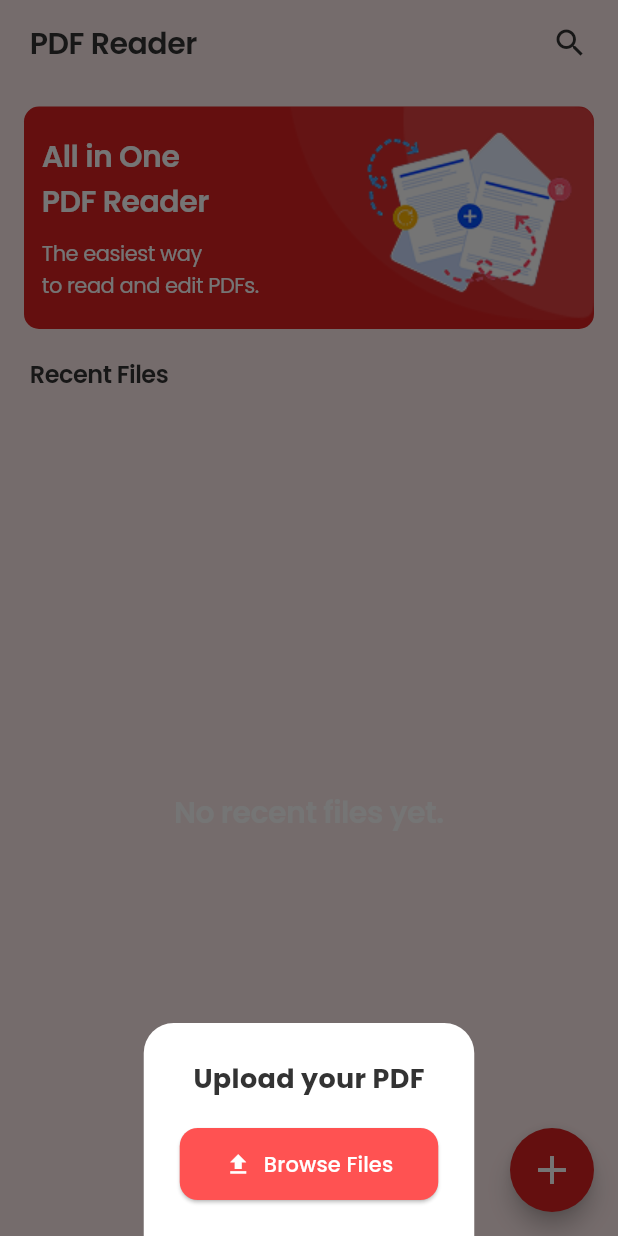
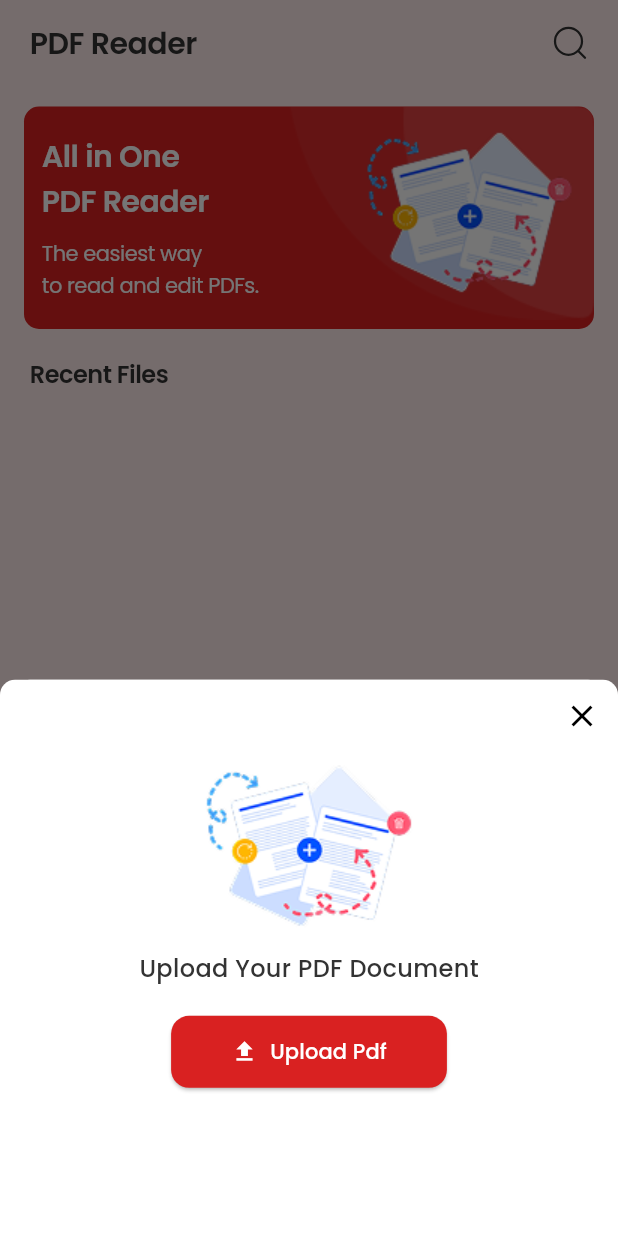
Before and after one commit to SuqenaSheikh/pdfreader, a Flutter app: the screen it shows after launch, after a tap on "Next", after a tap on the "add" icon, on a phone screen of 412 x 824 dp. Run offline on Flutter 3.47's test engine with Material 3 defaults, Android fonts, the light colour scheme and no system bars; our stand-ins replace file_picker, flutter_svg, get, shared_preferences; missing offline and left inert: share_handler, syncfusion_flutter_core, syncfusion_flutter_pdfviewer; project files that could hold a hidden picture were left out.

Commit message:
changed UI

```diff
--- a/lib/contents/assets/assets.dart
+++ b/lib/contents/assets/assets.dart
@@ -16,8 +16,8 @@ class Assets{
   // // static const String vaccineinj = 'assets/images/inj.png';
   // // static const String healthplus = 'assets/images/pluspaw.png';
   // ///Svgs
-  // static const String lotus = 'assets/svgs/lotus.svg';
-  // static const String lotus2 = 'assets/svgs/lotus2.svg';
+   static const String fileEdit = 'assets/svgs/file-edit.svg';
+   static const String search = 'assets/svgs/search.svg';
   // static const String refresh = 'assets/svgs/refresh.svg';
   // static const String checkfilled = 'assets/svgs/checked.svg';
   // static const String outlined = 'assets/svgs/outline.svg';
--- a/lib/contents/themes/apptheme.dart
+++ b/lib/contents/themes/apptheme.dart
@@ -31,10 +31,12 @@ class AppTheme {
         fontWeight: FontWeight.w600,
         letterSpacing: -0.32,
       ),
+      ///Used at languageselect hint
+
       titleSmall: TextStyle(
         color: AppColors.textColor,
         fontSize: 15,
-        fontWeight: FontWeight.w700,
+        fontWeight: FontWeight.w500,
       ),
       bodyLarge: TextStyle(
         color: AppColors.buttonTextColor,
--- a/lib/view/homeview.dart
+++ b/lib/view/homeview.dart
@@ -1,5 +1,7 @@
 import 'package:flutter/material.dart';
 import 'package:file_picker/file_picker.dart';
+import 'package:flutter_svg/flutter_svg.dart';
+import 'package:get/get.dart';
 import 'package:intl/intl.dart';
 import 'package:pdfread/view/pdfview.dart';
 import '../contents/assets/assets.dart';
@@ -53,14 +55,32 @@ class _HomeScreenState extends State<HomeScreen> {
       shape: const RoundedRectangleBorder(
         borderRadius: BorderRadius.vertical(top: Radius.circular(20)),
       ),
-      builder: (_) => Padding(
-        padding: const EdgeInsets.all(24),
+      builder: (_) => Container(
+        width: double.infinity,
+        height: MediaQuery.of(context).size.height * 0.45,
+       decoration: BoxDecoration(
+         color: Theme.of(context).colorScheme.onSecondary,
+         borderRadius: const BorderRadius.vertical(top: Radius.circular(10), ),
+       ),
+       // padding: const EdgeInsets.symmetric(vertical: 10),
         child: Column(
-          mainAxisSize: MainAxisSize.min,
+          //mainAxisSize: MainAxisSize.min,
           children: [
-            const Text(
-              "Upload your PDF",
-              style: TextStyle(fontSize: 18, fontWeight: FontWeight.bold),
+            Row(
+              mainAxisAlignment: MainAxisAlignment.end,
+              children: [
+                IconButton(
+                    onPressed: () {
+                      Get.back();
+                    },
+                    icon: const Icon(Icons.clear)
+                )
+              ]
+            ),
+            Image.asset(Assets.papers),
+             Text(
+              "Upload Your PDF Document",
+              style: Theme.of(context).textTheme.bodyMedium,
             ),
             const SizedBox(height: 20),
             ElevatedButton.icon(
@@ -69,12 +89,12 @@ class _HomeScreenState extends State<HomeScreen> {
                 _pickAndOpenPDF();
               },
               icon: const Icon(Icons.file_upload),
-              label: const Text("Browse Files"),
+              label: const Text("Upload Pdf"),
               style: ElevatedButton.styleFrom(
-                backgroundColor: Colors.redAccent,
+                backgroundColor: Theme.of(context).colorScheme.primary,
                 foregroundColor: Colors.white,
                 padding: const EdgeInsets.symmetric(
-                  horizontal: 30,
+                  horizontal: 40,
                   vertical: 14,
                 ),
                 shape: RoundedRectangleBorder(
@@ -123,9 +143,8 @@ class _HomeScreenState extends State<HomeScreen> {
                     "PDF Reader",
                     style: Theme.of(context).textTheme.titleLarge,
                   ),
-                  Icon(
-                    Icons.search,
-                    color: Theme.of(context).colorScheme.onPrimary,
+                  SvgPicture.asset(
+                    Assets.search,
                   ),
                 ],
               ),
--- a/lib/view/languages.dart
+++ b/lib/view/languages.dart
@@ -159,7 +159,7 @@ class _SelectLanguageScreenState extends State<SelectLanguageScreen> {
                           size: 24,
                         ),
                         hintText: lc.t('search_language'),
-                        hintStyle: Theme.of(context).textTheme.titleLarge,
+                        hintStyle: Theme.of(context).textTheme.titleSmall,
                         filled: true,
                         fillColor: Theme.of(context).colorScheme.onSecondary,
                         contentPadding: const EdgeInsets.symmetric(
```
Also changed, not shown: lib/view/pdfview.dart (+63 -4 lines), assets/svgs/file-edit.svg (added), assets/svgs/search.svg (added).
